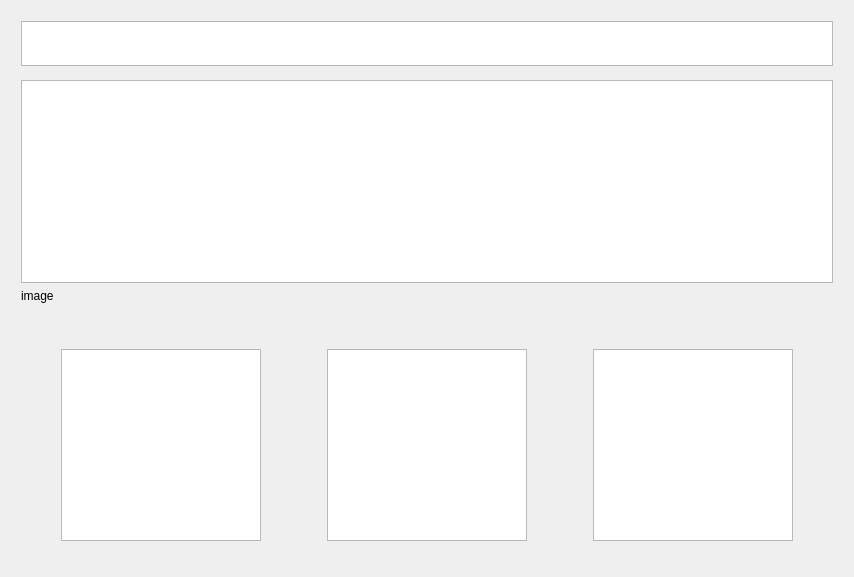
The window that autoskola_eTesty/questionsdialog.ui (RxiPland/autoskola_eTesty_desktop) describes before a commit, drawn with Qt 5.
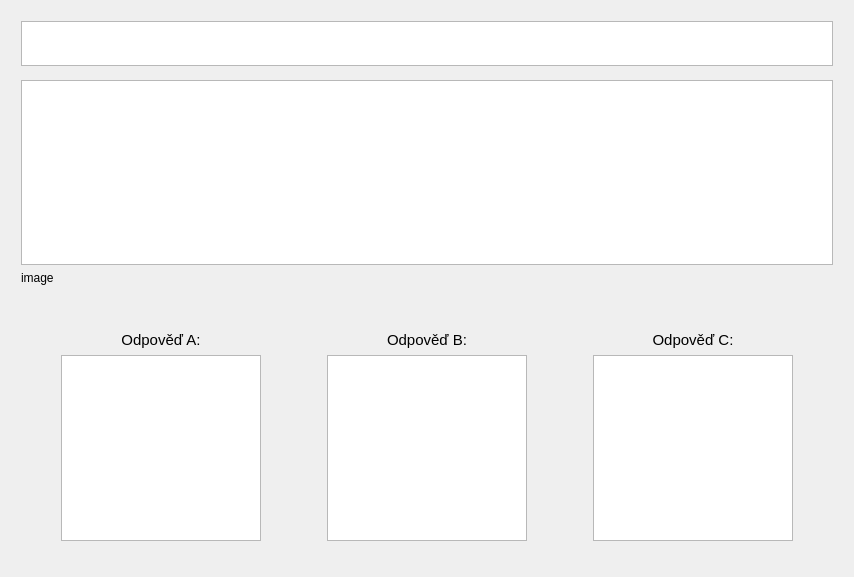
The same window after the commit. Custom widgets are drawn as their Qt base class.

Commit message: added answer label

Diff of the .ui file:
```diff
--- a/autoskola_eTesty/questionsdialog.ui
+++ b/autoskola_eTesty/questionsdialog.ui
@@ -182,6 +182,32 @@
         </spacer>
        </item>
        <item>
+        <layout class="QVBoxLayout" name="verticalLayout_3">
+         <property name="topMargin">
+          <number>0</number>
+         </property>
+         <property name="rightMargin">
+          <number>0</number>
+         </property>
+         <item>
+          <widget class="QLabel" name="label">
+           <property name="font">
+            <font>
+             <pointsize>11</pointsize>
+            </font>
+           </property>
+           <property name="text">
+            <string>Odpověď A:</string>
+           </property>
+           <property name="textFormat">
+            <enum>Qt::PlainText</enum>
+           </property>
+           <property name="alignment">
+            <set>Qt::AlignCenter</set>
+           </property>
+          </widget>
+         </item>
+         <item>
         <widget class="ClickableTextEdit" name="answerA">
          <property name="sizePolicy">
           <sizepolicy hsizetype="Preferred" vsizetype="Maximum">
@@ -220,6 +246,8 @@
          </property>
         </widget>
        </item>
+        </layout>
+       </item>
        <item>
         <spacer name="horizontalSpacer">
          <property name="orientation">
@@ -237,6 +265,32 @@
         </spacer>
        </item>
        <item>
+        <layout class="QVBoxLayout" name="verticalLayout_4">
+         <property name="topMargin">
+          <number>0</number>
+         </property>
+         <property name="rightMargin">
+          <number>0</number>
+         </property>
+         <item>
+          <widget class="QLabel" name="label_2">
+           <property name="font">
+            <font>
+             <pointsize>11</pointsize>
+            </font>
+           </property>
+           <property name="text">
+            <string>Odpověď B:</string>
+           </property>
+           <property name="textFormat">
+            <enum>Qt::PlainText</enum>
+           </property>
+           <property name="alignment">
+            <set>Qt::AlignCenter</set>
+           </property>
+          </widget>
+         </item>
+         <item>
         <widget class="ClickableTextEdit" name="answerB">
          <property name="sizePolicy">
           <sizepolicy hsizetype="Preferred" vsizetype="Maximum">
@@ -272,6 +326,8 @@
          </property>
         </widget>
        </item>
+        </layout>
+       </item>
        <item>
         <spacer name="horizontalSpacer_2">
          <property name="orientation">
@@ -289,6 +345,29 @@
         </spacer>
        </item>
        <item>
+        <layout class="QVBoxLayout" name="verticalLayout_5">
+         <property name="topMargin">
+          <number>0</number>
+         </property>
+         <property name="rightMargin">
+          <number>0</number>
+         </property>
+         <item>
+          <widget class="QLabel" name="label_3">
+           <property name="font">
+            <font>
+             <pointsize>11</pointsize>
+            </font>
+           </property>
+           <property name="text">
+            <string>Odpověď C:</string>
+           </property>
+           <property name="alignment">
+            <set>Qt::AlignCenter</set>
+           </property>
+          </widget>
+         </item>
+         <item>
         <widget class="ClickableTextEdit" name="answerC">
          <property name="sizePolicy">
           <sizepolicy hsizetype="Preferred" vsizetype="Maximum">
@@ -317,6 +396,8 @@
           <bool>true</bool>
          </property>
         </widget>
+         </item>
+        </layout>
        </item>
        <item>
         <spacer name="horizontalSpacer_4">
```
Lines whose indentation alone changed are shown as unchanged. The commit also changes 2 other files.
